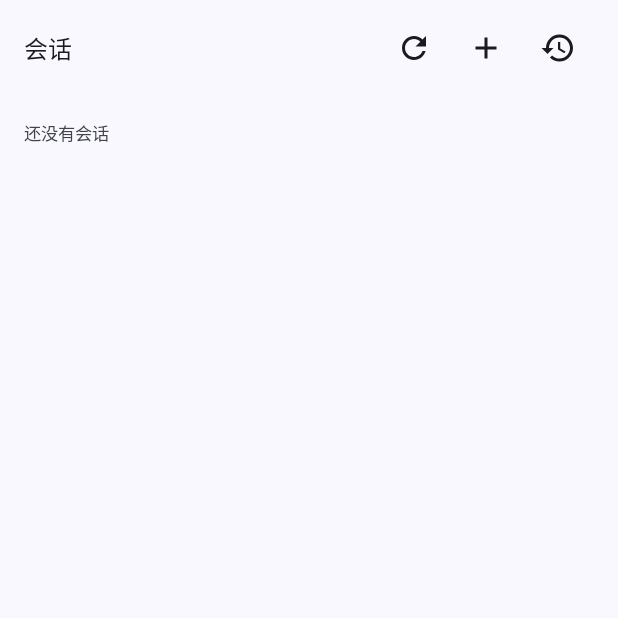
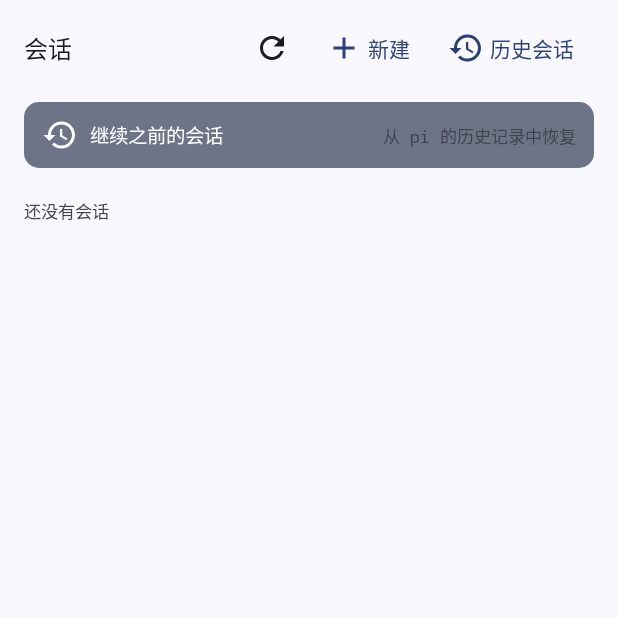
Before and after one commit to zevarc/pigo, an Android app built with Jetpack Compose: the composable SessionSheet shown on its own in the app's theme, on a phone screen of 412 x 824 dp, the top half of it. Run offline under Robolectric (Android 15) with nearby library versions, the phone set to English and light mode, and no system bars.

Commit message:
fix(ui): make the resume entry discoverable and actually closable
Two things made "how do I get into the history" a fair question:

- The only entry point was an unlabelled clock icon in the sheet header.
  It is now a labelled `历史会话` action *plus* a full-width "继续之前的会话
  → 从 pi 的历史记录中恢复" row that is visible before anything is expanded.

- Closing the session sheet just flipped `showSessions = false`. A
  ModalBottomSheet leaves the window through its hide animation, so the
  sheet stayed behind and swallowed the next tap — the resume had actually
  worked (title changed to `pigo`, 913 messages loaded) but the UI looked
  stuck. Both `onSelect` and `onResume` now run `sheetState.hide()` and only
  then flip the flag.

Verified on emulator-5554: 会话 → 继续之前的会话 → pigo → sheet closes,
header shows `pigo`, transcript shows the real history.

```diff
--- a/android/app/src/main/java/com/zevarc/pigo/ui/SessionSheet.kt
+++ b/android/app/src/main/java/com/zevarc/pigo/ui/SessionSheet.kt
@@ -76,18 +76,20 @@ fun SessionSheet(
         ) {
             Text("会话", style = MaterialTheme.typography.titleMedium, modifier = Modifier.weight(1f))
             IconButton(onClick = onRefresh) { Icon(Icons.Filled.Refresh, contentDescription = "刷新") }
-            IconButton(onClick = {
+            TextButton(onClick = {
                 expandedNew = !expandedNew
                 expandedResume = false
             }) {
-                Icon(Icons.Filled.Add, contentDescription = "新建会话")
+                Icon(Icons.Filled.Add, contentDescription = null, modifier = Modifier.padding(end = 4.dp))
+                Text("新建")
             }
-            IconButton(onClick = {
+            TextButton(onClick = {
                 expandedResume = !expandedResume
                 expandedNew = false
                 if (expandedResume && state.resumeEntries.isEmpty()) onSearch("")
             }) {
-                Icon(Icons.Filled.History, contentDescription = "恢复历史会话")
+                Icon(Icons.Filled.History, contentDescription = null, modifier = Modifier.padding(end = 4.dp))
+                Text("历史会话")
             }
         }
 
@@ -140,6 +142,38 @@ fun SessionSheet(
                     ) { Text("创建并切入") }
                 }
                 HorizontalDivider()
+            }
+        }
+
+        if (!expandedResume) {
+            Surface(
+                shape = RoundedCornerShape(10.dp),
+                color = MaterialTheme.colorScheme.secondaryContainer,
+                modifier = Modifier
+                    .fillMaxWidth()
+                    .padding(horizontal = 16.dp, vertical = 4.dp)
+                    .clickable {
+                        expandedResume = true
+                        expandedNew = false
+                        if (state.resumeEntries.isEmpty()) onSearch("")
+                    },
+            ) {
+                Row(
+                    modifier = Modifier.padding(horizontal = 12.dp, vertical = 10.dp),
+                    verticalAlignment = Alignment.CenterVertically,
+                ) {
+                    Icon(Icons.Filled.History, contentDescription = null)
+                    Text(
+                        text = "继续之前的会话",
+                        style = MaterialTheme.typography.bodyMedium,
+                        modifier = Modifier.padding(start = 8.dp).weight(1f),
+                    )
+                    Text(
+                        text = "从 pi 的历史记录中恢复",
+                        style = MaterialTheme.typography.bodySmall,
+                        color = MaterialTheme.colorScheme.onSurfaceVariant,
+                    )
+                }
             }
         }
 
```
Also changed, not shown: android/app/src/main/java/com/zevarc/pigo/ui/PiScreen.kt (+13 -4 lines), android/app/src/main/java/com/zevarc/pigo/ui/PiViewModel.kt (+9 -1 lines).
